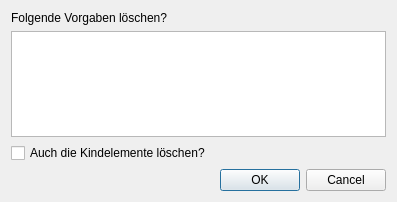
Above: som_gui/module/popups/qt/DeleteRequest.ui from c-mellueh/SOM-Toolkit before the change. Below: the same form after it.
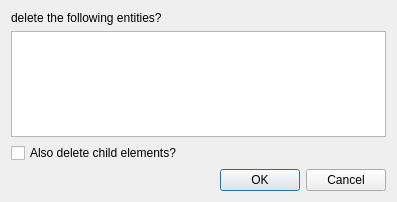
That is the form after the change.

The edit to the form file:
```diff
--- a/som_gui/module/popups/qt/DeleteRequest.ui
+++ b/som_gui/module/popups/qt/DeleteRequest.ui
@@ -17,7 +17,7 @@
    <item>
     <widget class="QLabel" name="label">
      <property name="text">
-      <string>Folgende Vorgaben löschen?</string>
+         <string>delete the following entities?</string>
      </property>
     </widget>
    </item>
@@ -27,7 +27,7 @@
    <item>
     <widget class="QCheckBox" name="check_box_recursion">
      <property name="text">
-      <string>Auch die Kindelemente löschen?</string>
+         <string>Also delete child elements?</string>
      </property>
     </widget>
    </item>
```
Left out of the diff: 12 changed lines with no effect on the pictures.
